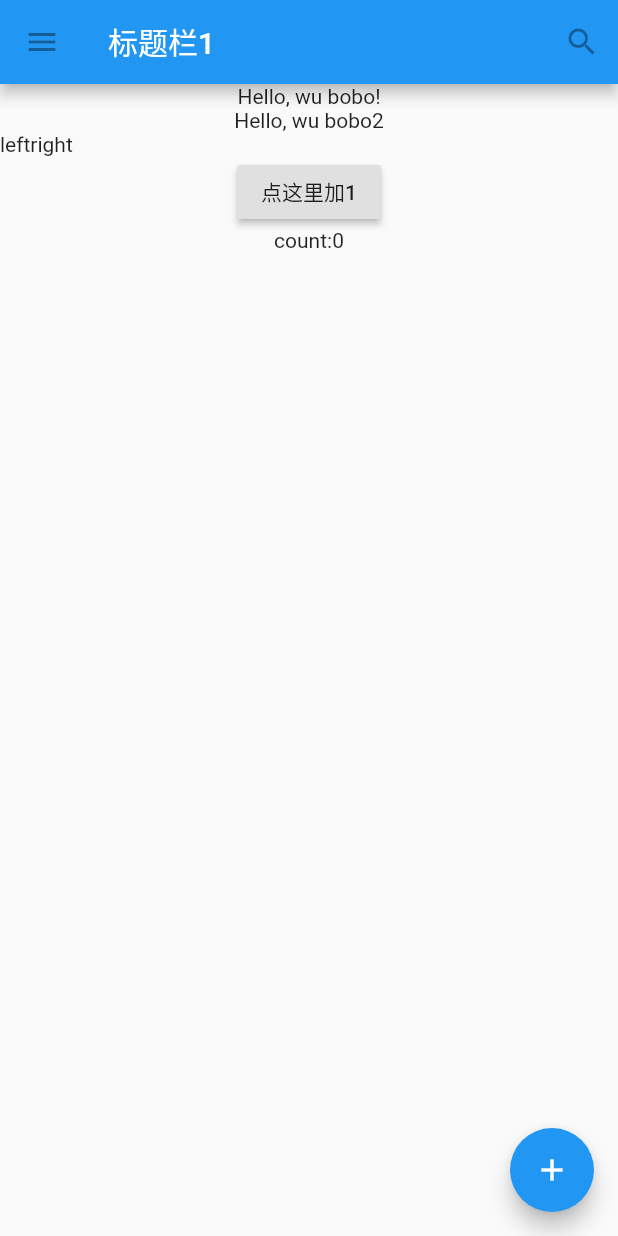
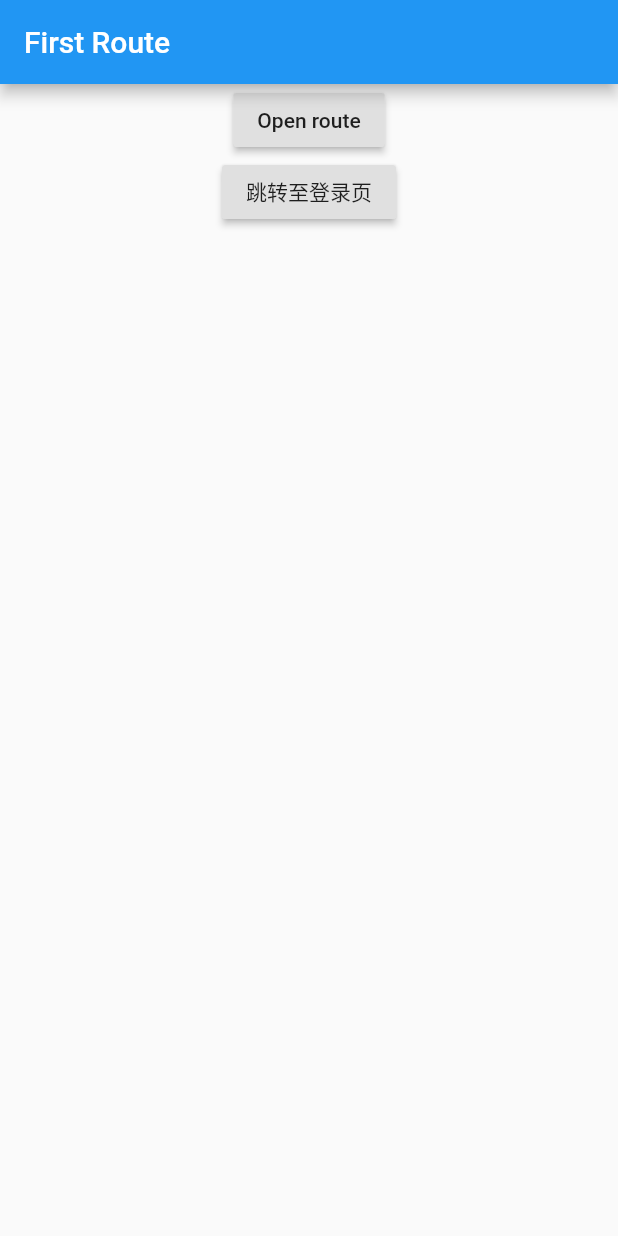
Before and after one commit to cainsyake/flutter-demo, a Flutter app: the screen it shows after launch, on a phone screen of 412 x 824 dp. Run offline on Flutter 3.47's test engine with Material 2 defaults, Android fonts, the phone set to English and light mode, and no system bars.

```diff
--- a/lib/main.dart
+++ b/lib/main.dart
@@ -1,102 +1,63 @@
 import 'package:flutter/material.dart';
+import 'views/login.dart';
 
 void main() {
-  runApp(new MaterialApp(
-    title: 'Flutter Tutorial',
-    home: new TutorialHome(),
+  runApp(MaterialApp(
+    title: 'Navigation Basics',
+    home: FirstRoute(),
   ));
 }
 
-class TutorialHome extends StatelessWidget {
+class FirstRoute extends StatelessWidget {
   @override
   Widget build(BuildContext context) {
-    //Scaffold是Material中主要的布局组件.
-    return new Scaffold(
-      appBar: new AppBar(
-        leading: new IconButton(
-          icon: new Icon(Icons.menu),
-          tooltip: 'Navigation menu',
-          onPressed: null,
-        ),
-        title: new Text('标题栏1'),
-        actions: <Widget>[
-          new IconButton(
-            icon: new Icon(Icons.search),
-            tooltip: 'Search',
-            onPressed: null,
-          ),
-        ],
+    return Scaffold(
+      appBar: AppBar(
+        title: Text('First Route'),
       ),
-      //body占屏幕的大部分
-      body: new Center(
-        child: new Column(
+      body: Center(
+        child: Column(
           children: [
-            new Text('Hello, wu bobo!'),
-            new Text('Hello, wu bobo2'),
-            new Row(
-              children: [
-                new Text('left'),
-                new Text('right')
-              ],
+            RaisedButton(
+              child: Text('Open route'),
+              onPressed: () {
+                Navigator.push(
+                  context,
+                  MaterialPageRoute(builder: (context) => SecondRoute()),
+                );
+              },
             ),
-            new MyCounter(),
+            RaisedButton(
+              child: Text('跳转至登录页'),
+              onPressed: () {
+                Navigator.push(
+                  context,
+                  MaterialPageRoute(builder: (context) => Login()),
+                );
+              },
+            ),
           ],
         ),
-      ),
-      floatingActionButton: new FloatingActionButton(
-        tooltip: 'Add', // used by assistive technologies
-        child: new Icon(Icons.add),
-        onPressed: null,
       ),
     );
   }
 }
 
-class CounterDisplay extends StatelessWidget {
-  CounterDisplay({this.count});
-
-  final int count;
+class SecondRoute extends StatelessWidget {
   @override
   Widget build(BuildContext context) {
-    return new Text('count:$count');
-  }
-}
-
-class CounterIncrementor extends StatelessWidget {
-  CounterIncrementor({this.onPressed});
-  final VoidCallback onPressed;
-  @override
-  Widget build(BuildContext context) {
-    return new RaisedButton(
-      onPressed: onPressed,
-      child: new Text('点这里加1'),
+    return Scaffold(
+      appBar: AppBar(
+        title: Text("Second Route"),
+      ),
+      body: Center(
+        child: RaisedButton(
+          onPressed: () {
+            Navigator.pop(context);
+          },
+          child: Text('Go back!'),
+        ),
+      ),
     );
   }
 }
-
-class MyCounter extends StatefulWidget {
-  @override
-  _MyCounterState createState() => new _MyCounterState();
-}
-
-class _MyCounterState extends State<MyCounter> {
-  int _counter = 0;
-
-  void _operate() {
-    setState(() {
-      _counter++;
-    });
-
-    print(_counter);
-  }
-
-  @override
-  Widget build(BuildContext context) {
-    return new Column(
-      children: <Widget>[
-        new CounterIncrementor(onPressed: _operate),
-        new CounterDisplay(count: _counter,),
-      ],
-    );
-  }
-}
```
Also changed, not shown: lib/views/login.dart (added, +15 -0 lines), 1 other file.
